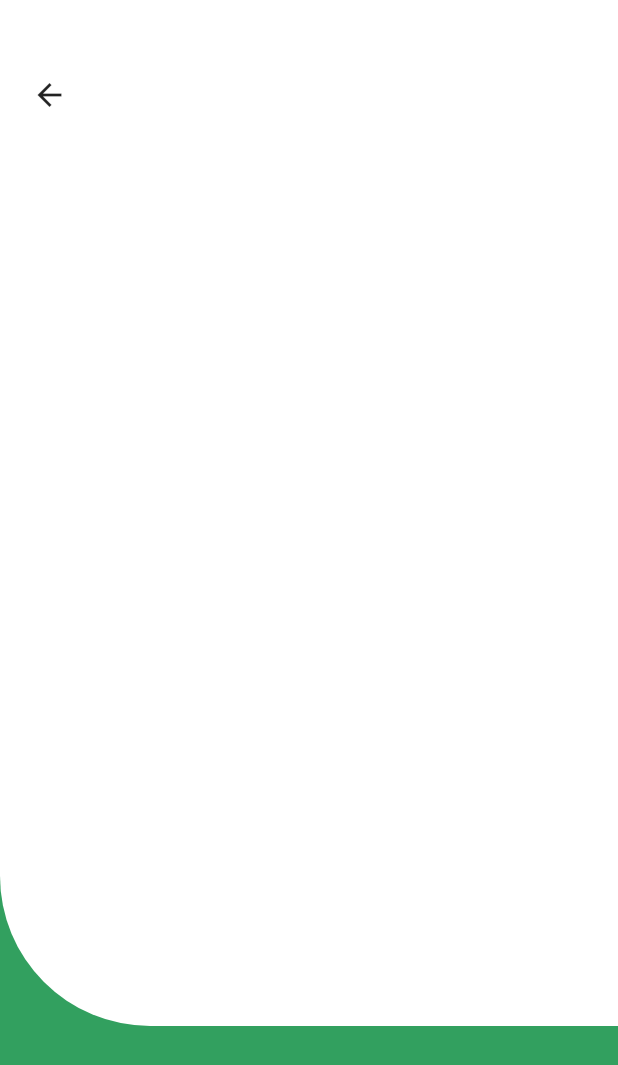
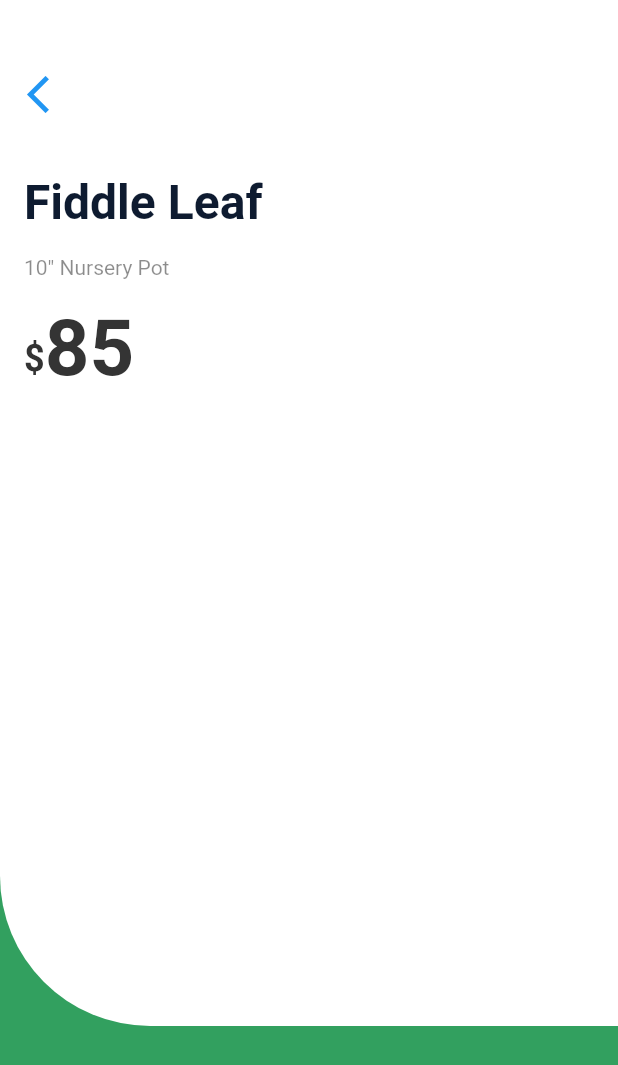
Before and after one commit to ArnobMahmud/Plant-App, a Flutter app: the screen it shows after launch, on a phone screen of 412 x 824 dp. Shown: the top 1065 px of the screen. Run offline on Flutter 3.47's test engine with Material 2 defaults, Android fonts, the phone set to English and light mode, and no system bars.

Commit message:
data added

```diff
--- a/lib/pages/home-page.dart
+++ b/lib/pages/home-page.dart
@@ -27,15 +27,63 @@ class HomePage extends StatelessWidget {
                           height: 30,
                         ),
                         SizedBox(
-                        height: 50, width: 50, child: Icon(Icons.arrow_back)),
+                            height: 50,
+                            width: 50,
+                            child: Icon(
+                              Icons.arrow_back_ios,
+                              color: Colors.blue,
+                              size: 30,
+                            )),
+                        SizedBox(
+                          height: 20,
+                        ),
+                        Padding(
+                          padding: const EdgeInsets.all(8.0),
+                          child: Container(
+                            width: 300,
+                            child: Text(
+                              "Fiddle Leaf",
+                              style: TextStyle(
+                                  color: Color(0xff0e1b30),
+                                  fontWeight: FontWeight.bold,
+                                  fontSize: 32),
+                            ),
+                          ),
+                        ),
+                        Padding(
+                          padding: const EdgeInsets.all(8.0),
+                          child: Text(
+                            '10" Nursery Pot',
+                            style: TextStyle(color: Colors.black45),
+                          ),
+                        ),
+                        Padding(
+                          padding: const EdgeInsets.all(8.0),
+                          child: Row(
+                            crossAxisAlignment: CrossAxisAlignment.end,
+                            children: [
+                              Padding(
+                                padding: const EdgeInsets.only(bottom: 10.0),
+                                child: Text('\$',
+                                    style: TextStyle(
+                                        color: Color(0xff343434),
+                                        fontSize: 24.0,
+                                        fontWeight: FontWeight.bold)),
+                              ),
+                              Text('85',
+                                  style: TextStyle(
+                                      color: Color(0xff343434),
+                                      fontWeight: FontWeight.bold,
+                                      fontSize: 52.0)),
                             ],
                           ),
                         ),
+                      ])),
             ),
           ),
           SizedBox(
             height: 140,
-          )
+          ),
         ],
       ),
     );
```
Lines whose indentation alone changed are shown as unchanged.
